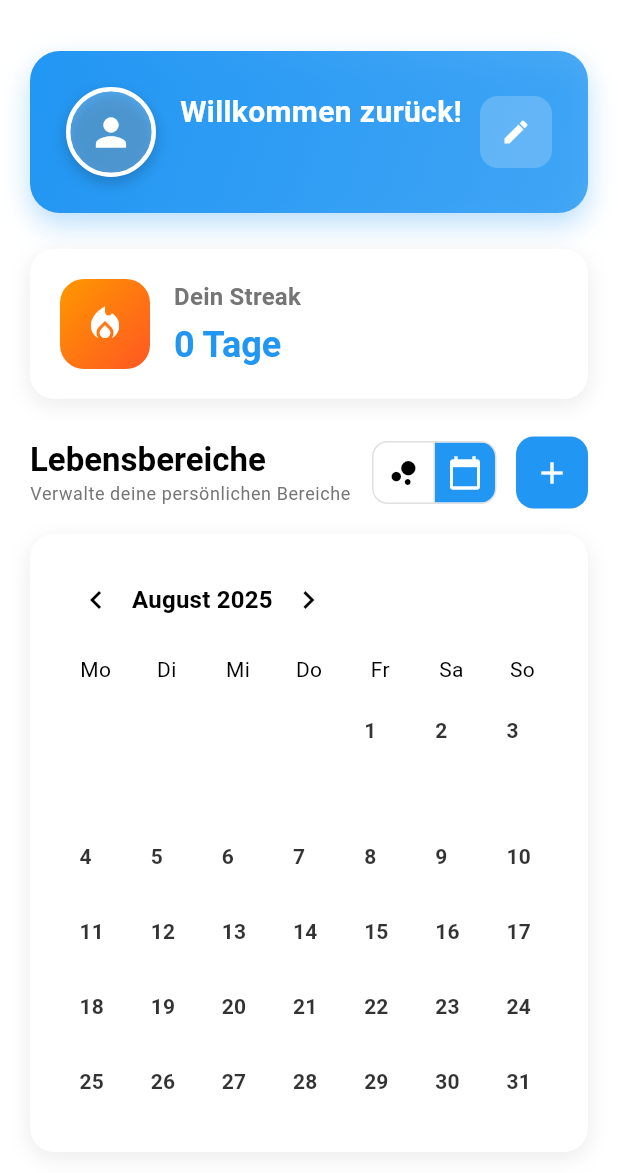
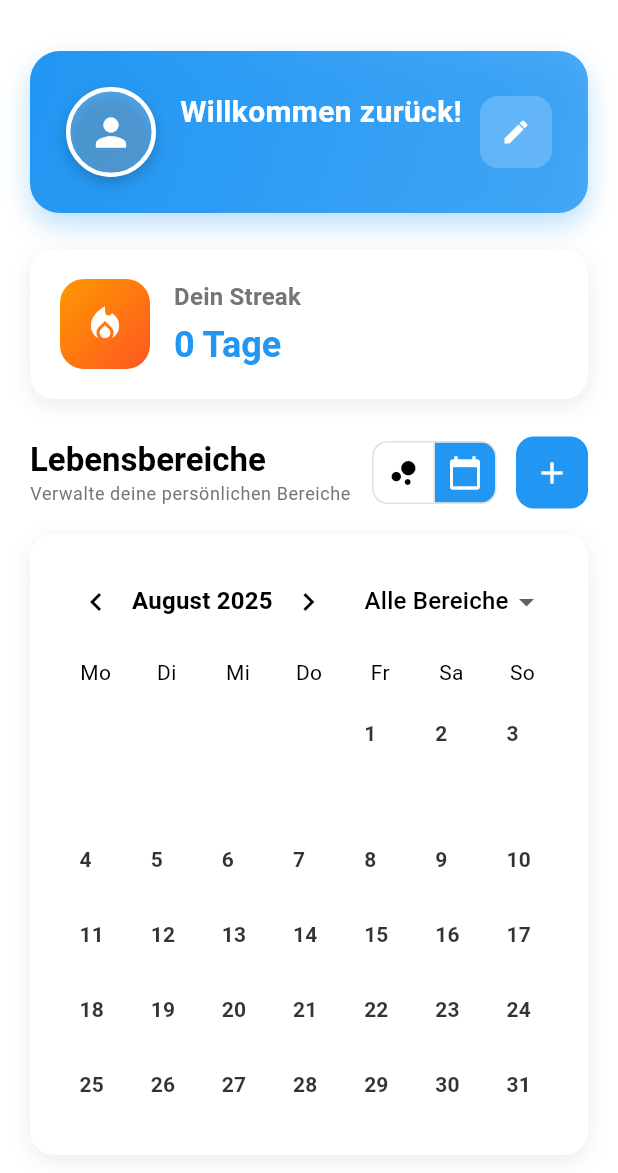
Before and after one commit to LucaMucre/progresso, a Flutter app: the screen it shows once a user with an empty profile is signed in, after a tap on the "calendar today" icon, on a phone screen of 412 x 824 dp, the part 63-1236 px from its top. Run offline on Flutter 3.47's test engine with Material 3 defaults, Android fonts, the phone set to English and light mode, and no system bars; our stand-ins replace flutter_dotenv, flutter_riverpod, image_picker, riverpod_annotation, shared_preferences, supabase_flutter; missing offline and left inert: dart:html, flutter_quill; accounts and stored records are empty; generated files the repository leaves out were written again; network calls fail; statements that could not run were skipped.

Commit message:
Kalender: Lebensbereich-Filter hinzugefügt (Dropdown im Header). Filtering auf Basis notes.area/category mit Life-Area-Farbe; 'Alle Bereiche' Option.

```diff
--- a/lib/dashboard_page.dart
+++ b/lib/dashboard_page.dart
@@ -31,6 +31,8 @@ class _DashboardPageState extends State<DashboardPage> {
   bool _isCalendarView = false;
   // Current month displayed in the calendar view
   DateTime _calendarMonth = DateTime(DateTime.now().year, DateTime.now().month);
+  // Optional filter: show only activities for this life area name
+  String? _selectedAreaFilterName;
 
   @override
   void didChangeDependencies() {
@@ -250,7 +252,10 @@ class _DashboardPageState extends State<DashboardPage> {
     );
   }
 
-  Future<Map<DateTime, List<_DayEntry>>> _loadCalendarLogsForMonth(DateTime month) async {
+  Future<Map<DateTime, List<_DayEntry>>> _loadCalendarLogsForMonth(
+    DateTime month, {
+    String? areaFilterName,
+  }) async {
     final client = Supabase.instance.client;
     final user = client.auth.currentUser;
     if (user == null) return {};
@@ -319,6 +324,7 @@ class _DashboardPageState extends State<DashboardPage> {
 
       String title = activityName ?? (templateId != null ? (templateIdToName[templateId] ?? 'Aktivität') : 'Aktivität');
       Color? tagColor;
+      _AreaTag? matched;
       if (notes != null && notes.isNotEmpty) {
         try {
           final obj = jsonDecode(notes);
@@ -330,11 +336,18 @@ class _DashboardPageState extends State<DashboardPage> {
             final areaName = obj['area'];
             final category = obj['category'];
             if (areaName is String || category is String) {
-              final match = _matchAreaTag(areaTags, areaName as String?, category as String?);
-              if (match != null) tagColor = match.color;
+              matched = _matchAreaTag(areaTags, areaName as String?, category as String?);
+              if (matched != null) tagColor = matched!.color;
             }
           }
         } catch (_) {}
+      }
+
+      // Apply filter: skip if a filter is set and this log doesn't match
+      if (areaFilterName != null) {
+        if (matched == null || matched!.name.toLowerCase() != areaFilterName.toLowerCase()) {
+          continue;
+        }
       }
 
       dayToTitles.putIfAbsent(dayKey, () => <_DayEntry>[]).add(_DayEntry(title: title, color: tagColor));
@@ -362,9 +375,6 @@ class _DashboardPageState extends State<DashboardPage> {
         crossAxisAlignment: CrossAxisAlignment.start,
         children: [
           Row(
-            mainAxisAlignment: MainAxisAlignment.spaceBetween,
-            children: [
-              Row(
             children: [
               IconButton(
                 icon: const Icon(Icons.chevron_left),
@@ -382,7 +392,35 @@ class _DashboardPageState extends State<DashboardPage> {
                 onPressed: _goToNextMonth,
                 tooltip: 'Nächster Monat',
               ),
-                ],
+              const Spacer(),
+              FutureBuilder<List<LifeArea>>(
+                future: _loadLifeAreas(),
+                builder: (context, snap) {
+                  final areas = snap.data ?? const <LifeArea>[];
+                  final items = <DropdownMenuItem<String?>>[
+                    const DropdownMenuItem(value: null, child: Text('Alle Bereiche')),
+                    ...areas.map((a) => DropdownMenuItem<String?>(value: a.name, child: Text(a.name))).toList(),
+                  ];
+                  return Container(
+                    padding: const EdgeInsets.symmetric(horizontal: 8),
+                    decoration: BoxDecoration(
+                      color: Theme.of(context).colorScheme.surface,
+                      borderRadius: BorderRadius.circular(8),
+                      border: Border.all(color: Theme.of(context).colorScheme.outline.withOpacity(0.2)),
+                    ),
+                    child: DropdownButton<String?>
+                    (
+                      value: _selectedAreaFilterName,
+                      items: items,
+                      underline: const SizedBox.shrink(),
+                      onChanged: (v) {
+                        setState(() {
+                          _selectedAreaFilterName = v;
+                        });
+                      },
+                    ),
+                  );
+                },
               ),
             ],
           ),
@@ -401,7 +439,7 @@ class _DashboardPageState extends State<DashboardPage> {
           ),
           const SizedBox(height: 8),
           FutureBuilder<Map<DateTime, List<_DayEntry>>>(
-            future: _loadCalendarLogsForMonth(_calendarMonth),
+            future: _loadCalendarLogsForMonth(_calendarMonth, areaFilterName: _selectedAreaFilterName),
             builder: (context, snapshot) {
               if (snapshot.connectionState != ConnectionState.done) {
                 return const Padding(
```
Lines whose indentation alone changed are shown as unchanged.
